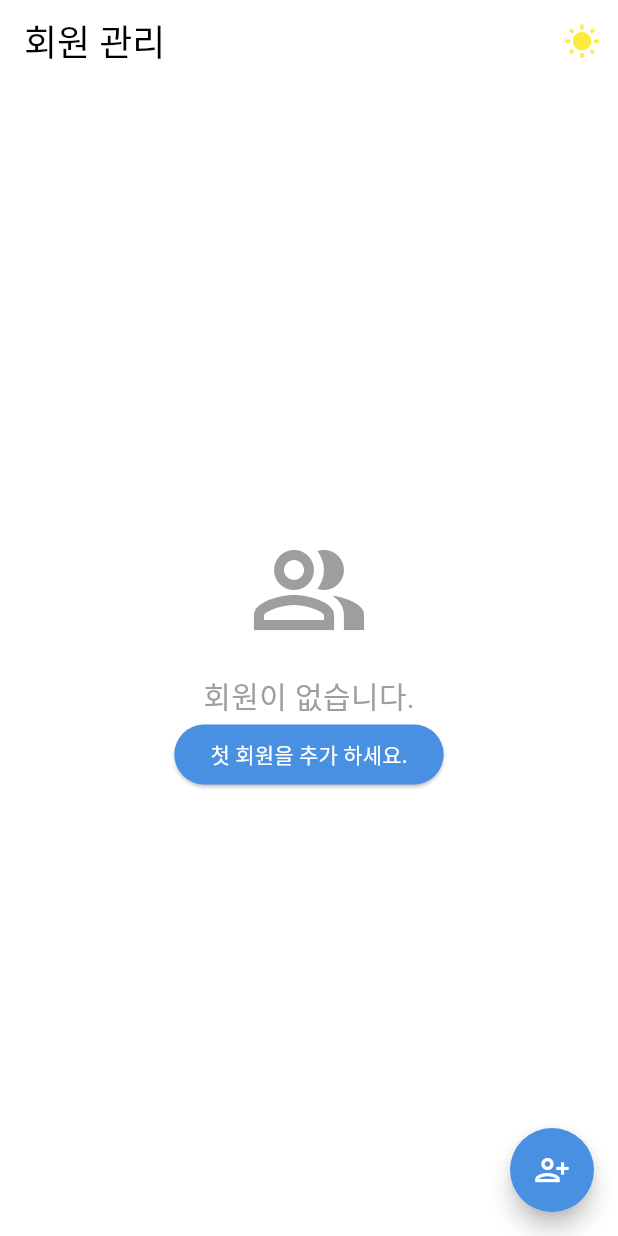
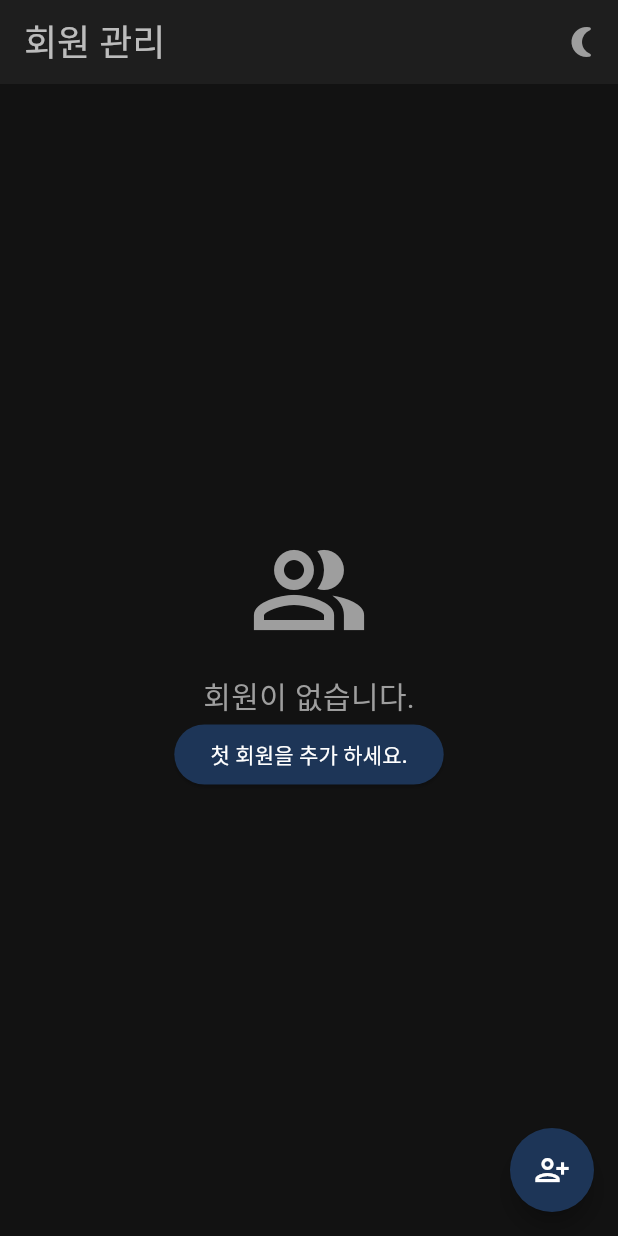
Before and after one commit to dohy-9443/move_university_subject, a Flutter app: the screen it shows after launch, after a tap on the "wb sunny" icon, on a phone screen of 412 x 824 dp. Run offline on Flutter 3.47's test engine with Material 3 defaults, Android fonts, the phone set to English and light mode, and no system bars; our stand-ins replace cloud_firestore, firebase_core, flutter_dotenv, flutter_keyboard_visibility, flutter_riverpod; accounts and stored records are empty; statements that could not run were skipped.

Commit message:
fix : light mode / dark mode 이슈 수정

```diff
--- a/lib/presentation/view/screen/user_screen.dart
+++ b/lib/presentation/view/screen/user_screen.dart
@@ -32,8 +32,12 @@ class _UserScreenState extends ConsumerState<UserScreen> {
   Widget build(BuildContext context) {
     final userViewModel = ref.watch(userViewModelProvider.notifier);
     final usersState = ref.watch(userViewModelProvider);
-    final themeNotifier = ref.read(themeProvider.notifier);
-    final isDarkMode = ref.watch(themeProvider) == ThemeMode.dark;
+    final themeNotifier = ref.watch(themeProvider.notifier);
+
+    final currentTheme = ref.watch(themeProvider);
+    final platformBrightness = MediaQuery.of(context).platformBrightness;
+    final isDarkMode = currentTheme == ThemeMode.dark ||
+        (currentTheme == ThemeMode.system && platformBrightness == Brightness.dark);
 
     return Scaffold(
       resizeToAvoidBottomInset: true,
@@ -51,7 +55,7 @@ class _UserScreenState extends ConsumerState<UserScreen> {
               color: isDarkMode ? Colors.grey : Colors.yellow,
             ),
             onPressed: () {
-              themeNotifier.toggleTheme();
+              themeNotifier.toggleTheme(context);
             },
           ),
         ],
--- a/lib/presentation/view_model/theme_provider.dart
+++ b/lib/presentation/view_model/theme_provider.dart
@@ -16,8 +16,21 @@ final themeProvider = StateNotifierProvider<ThemeNotifier, ThemeMode>((ref) {
 class ThemeNotifier extends StateNotifier<ThemeMode> {
   ThemeNotifier() : super(ThemeMode.system);
 
-  void toggleTheme() {
-    state = state == ThemeMode.light ? ThemeMode.dark : ThemeMode.light;
+  void toggleTheme(BuildContext context) {
+    print('현재 상태: $state');
+    // 현재 디바이스 테마 확인
+    final platformBrightness = MediaQuery.of(context).platformBrightness;
+
+    // 시스템 테마인 경우 디바이스 상태에 따라 테마 변경
+    if (state == ThemeMode.system) {
+      state = platformBrightness == Brightness.light
+          ? ThemeMode.dark
+          : ThemeMode.light;
+    } else {
+      // 현재 상태가 light/dark이면 반대로 변경
+      state = state == ThemeMode.light ? ThemeMode.dark : ThemeMode.light;
+    }
+    print('변경된 상태: $state');
   }
 
   bool get isDarkMode => state == ThemeMode.dark;
```
